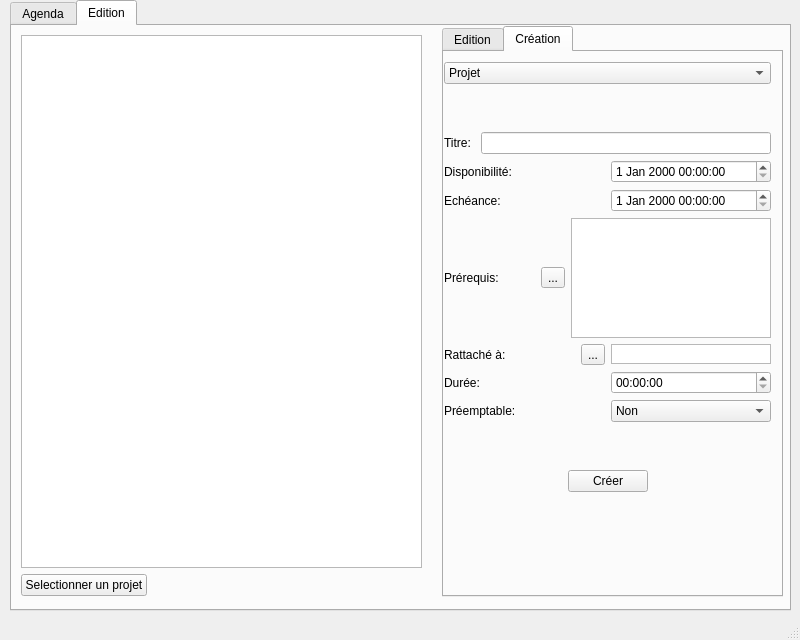
Old version of the form mainwindow.ui in the repository TamtamHero/LO21.
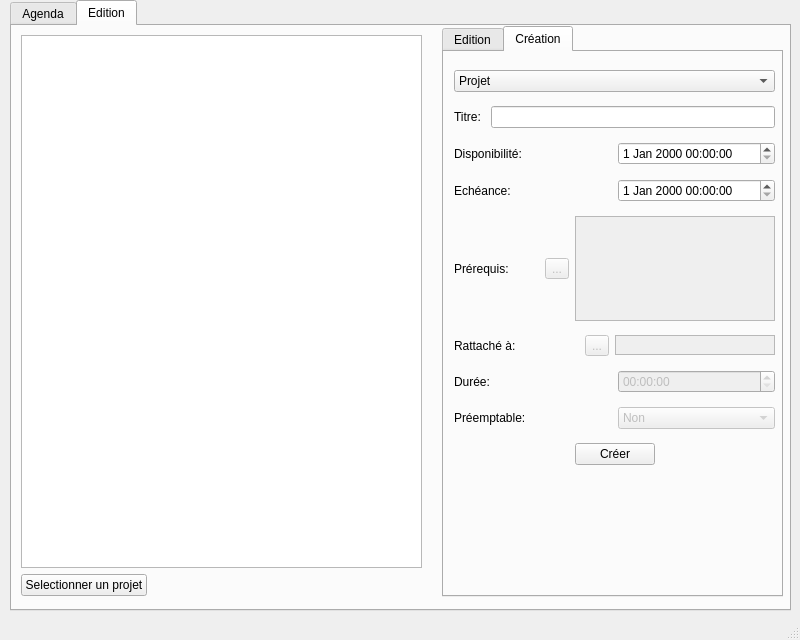
New version of the form. The open tabs and pages were chosen to show the change.

Commit message: Creation of elements almost finished, just need to correct few bugs

What changed in the file:
```diff
--- a/mainwindow.ui
+++ b/mainwindow.ui
@@ -719,47 +719,32 @@
           <widget class="QWidget" name="verticalLayoutWidget_7">
            <property name="geometry">
             <rect>
-             <x>0</x>
+             <x>10</x>
              <y>10</y>
-             <width>327</width>
-             <height>430</height>
+             <width>321</width>
+             <height>411</height>
             </rect>
            </property>
-           <layout class="QVBoxLayout" name="verticalLayout_6">
-            <item>
-             <widget class="QComboBox" name="comboBox_creation">
-              <item>
-               <property name="text">
-                <string>Projet</string>
-               </property>
-              </item>
-              <item>
-               <property name="text">
-                <string>Tache Composite</string>
-               </property>
-              </item>
-              <item>
-               <property name="text">
-                <string>Tache Unitaire</string>
-               </property>
-              </item>
-             </widget>
-            </item>
-            <item>
-             <spacer name="verticalSpacer">
-              <property name="orientation">
-               <enum>Qt::Vertical</enum>
-              </property>
-              <property name="sizeHint" stdset="0">
-               <size>
-                <width>20</width>
-                <height>40</height>
-               </size>
-              </property>
-             </spacer>
-            </item>
-            <item>
              <layout class="QVBoxLayout" name="verticalLayout_uniqueTask_2">
+            <item>
+             <widget class="QComboBox" name="comboBox_creation">
+              <item>
+               <property name="text">
+                <string>Projet</string>
+               </property>
+              </item>
+              <item>
+               <property name="text">
+                <string>Tache Composite</string>
+               </property>
+              </item>
+              <item>
+               <property name="text">
+                <string>Tache Unitaire</string>
+               </property>
+              </item>
+             </widget>
+            </item>
               <item>
                <layout class="QHBoxLayout" name="horizontalLayout_24">
                 <item>
@@ -813,6 +798,9 @@
                 </item>
                 <item>
                  <widget class="QToolButton" name="toolButton_creation_prerequisite">
+                <property name="enabled">
+                 <bool>false</bool>
+                </property>
                   <property name="text">
                    <string>...</string>
                   </property>
@@ -821,7 +809,7 @@
                 <item>
                  <widget class="QListView" name="listView_creationprerequisite">
                   <property name="enabled">
-                   <bool>true</bool>
+                 <bool>false</bool>
                   </property>
                   <property name="sizePolicy">
                    <sizepolicy hsizetype="Maximum" vsizetype="Maximum">
@@ -832,13 +820,13 @@
                   <property name="minimumSize">
                    <size>
                     <width>200</width>
-                    <height>120</height>
+                  <height>105</height>
                    </size>
                   </property>
                   <property name="maximumSize">
                    <size>
                     <width>200</width>
-                    <height>120</height>
+                  <height>105</height>
                    </size>
                   </property>
                  </widget>
@@ -856,6 +844,9 @@
                 </item>
                 <item>
                  <widget class="QToolButton" name="toolButton_creation_attachedTo">
+                <property name="enabled">
+                 <bool>false</bool>
+                </property>
                   <property name="text">
                    <string>...</string>
                   </property>
@@ -863,6 +854,9 @@
                 </item>
                 <item>
                  <widget class="QListView" name="listView_creation_attachedTo">
+                <property name="enabled">
+                 <bool>false</bool>
+                </property>
                   <property name="minimumSize">
                    <size>
                     <width>160</width>
@@ -889,7 +883,11 @@
                  </widget>
                 </item>
                 <item>
-                 <widget class="QTimeEdit" name="timeEdit_creation_length"/>
+               <widget class="QTimeEdit" name="timeEdit_creation_length">
+                <property name="enabled">
+                 <bool>false</bool>
+                </property>
+               </widget>
                 </item>
                </layout>
               </item>
@@ -904,6 +902,9 @@
                 </item>
                 <item>
                  <widget class="QComboBox" name="comboBox_creation_preemptability">
+                <property name="enabled">
+                 <bool>false</bool>
+                </property>
                   <item>
                    <property name="text">
                     <string>Non</string>
@@ -917,21 +918,6 @@
                  </widget>
                 </item>
                </layout>
-              </item>
-             </layout>
-            </item>
-            <item>
-             <spacer name="verticalSpacer_2">
-              <property name="orientation">
-               <enum>Qt::Vertical</enum>
-              </property>
-              <property name="sizeHint" stdset="0">
-               <size>
-                <width>20</width>
-                <height>40</height>
-               </size>
-              </property>
-             </spacer>
             </item>
             <item>
              <layout class="QHBoxLayout" name="horizontalLayout">
```
Left out of the diff: 11 changed lines with no effect on the pictures. Lines whose indentation alone changed are shown as unchanged. The commit also changes 3 other files.
